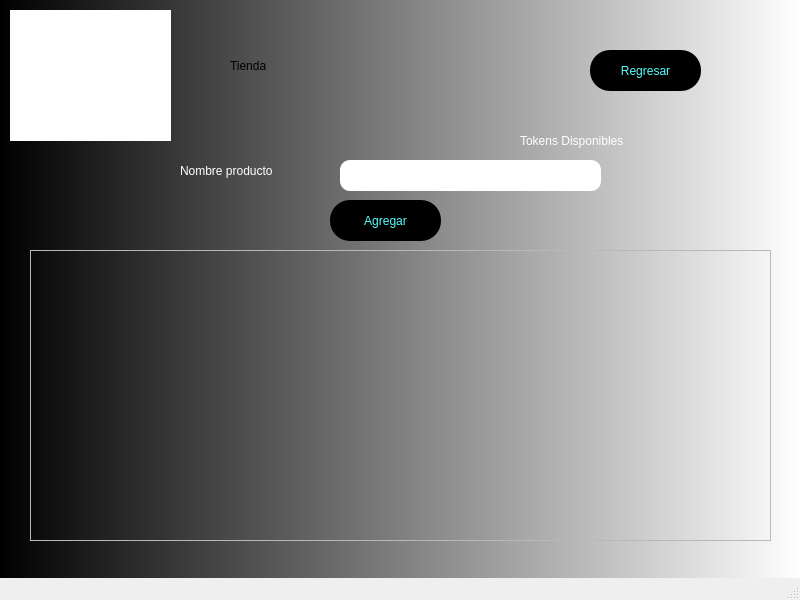
First picture: the form in Fase_2/Backend/Frontend/Paginas/Tienda.ui, repository NatalyDuarte/-EDD_2S-BatallaNaval_202001570, before the edit.
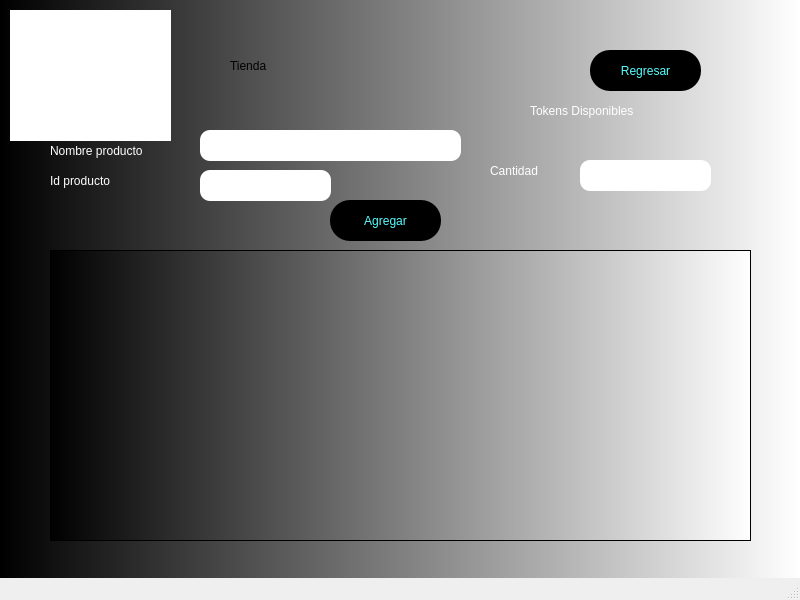
Second picture: the form after the edit. Icons and pictures are not drawn.

What changed in the file:
```diff
--- a/Fase_2/Backend/Frontend/Paginas/Tienda.ui
+++ b/Fase_2/Backend/Frontend/Paginas/Tienda.ui
@@ -61,8 +61,8 @@
    <widget class="QLabel" name="label_3">
     <property name="geometry">
      <rect>
-      <x>520</x>
-      <y>130</y>
+      <x>530</x>
+      <y>100</y>
       <width>211</width>
       <height>21</height>
      </rect>
@@ -91,28 +91,12 @@
      <string>Tienda</string>
     </property>
    </widget>
-   <widget class="QFrame" name="frame">
-    <property name="geometry">
-     <rect>
-      <x>30</x>
-      <y>250</y>
-      <width>741</width>
-      <height>291</height>
-     </rect>
-    </property>
-    <property name="frameShape">
-     <enum>QFrame::StyledPanel</enum>
-    </property>
-    <property name="frameShadow">
-     <enum>QFrame::Raised</enum>
-    </property>
-   </widget>
    <widget class="QLabel" name="label_2">
     <property name="geometry">
      <rect>
-      <x>180</x>
-      <y>160</y>
-      <width>211</width>
+      <x>50</x>
+      <y>140</y>
+      <width>141</width>
       <height>21</height>
      </rect>
     </property>
@@ -127,8 +111,8 @@
    <widget class="QLineEdit" name="lineEdit">
     <property name="geometry">
      <rect>
-      <x>340</x>
-      <y>160</y>
+      <x>200</x>
+      <y>130</y>
       <width>261</width>
       <height>31</height>
      </rect>
@@ -155,6 +139,79 @@
      <string>Agregar</string>
     </property>
    </widget>
+   <widget class="QLabel" name="label_5">
+    <property name="geometry">
+     <rect>
+      <x>490</x>
+      <y>160</y>
+      <width>91</width>
+      <height>21</height>
+     </rect>
+    </property>
+    <property name="styleSheet">
+     <string notr="true">font: 87 12pt &quot;Arial Black&quot;;
+color: rgb(255, 255, 255);</string>
+    </property>
+    <property name="text">
+     <string>Cantidad</string>
+    </property>
+   </widget>
+   <widget class="QLineEdit" name="lineEdit_2">
+    <property name="geometry">
+     <rect>
+      <x>580</x>
+      <y>160</y>
+      <width>131</width>
+      <height>31</height>
+     </rect>
+    </property>
+    <property name="styleSheet">
+     <string notr="true">border-radius:10px;</string>
+    </property>
+   </widget>
+   <widget class="QLabel" name="label_6">
+    <property name="geometry">
+     <rect>
+      <x>50</x>
+      <y>170</y>
+      <width>161</width>
+      <height>21</height>
+     </rect>
+    </property>
+    <property name="styleSheet">
+     <string notr="true">font: 87 12pt &quot;Arial Black&quot;;
+color: rgb(255, 255, 255);</string>
+    </property>
+    <property name="text">
+     <string>Id producto</string>
+    </property>
+   </widget>
+   <widget class="QLineEdit" name="lineEdit_3">
+    <property name="geometry">
+     <rect>
+      <x>200</x>
+      <y>170</y>
+      <width>131</width>
+      <height>31</height>
+     </rect>
+    </property>
+    <property name="styleSheet">
+     <string notr="true">border-radius:10px;</string>
+    </property>
+   </widget>
+   <widget class="QPlainTextEdit" name="plainTextEdit">
+    <property name="geometry">
+     <rect>
+      <x>50</x>
+      <y>250</y>
+      <width>701</width>
+      <height>291</height>
+     </rect>
+    </property>
+    <property name="styleSheet">
+     <string notr="true">background-color: qlineargradient(spread:pad, x1:0, y1:0, x2:1, y2:0, stop:0 rgba(0, 0, 0, 255), stop:1 rgba(255, 255, 255, 255))</string>
+    </property>
+   </widget>
   </widget>
   <widget class="QMenuBar" name="menubar">
    <property name="geometry">
```
